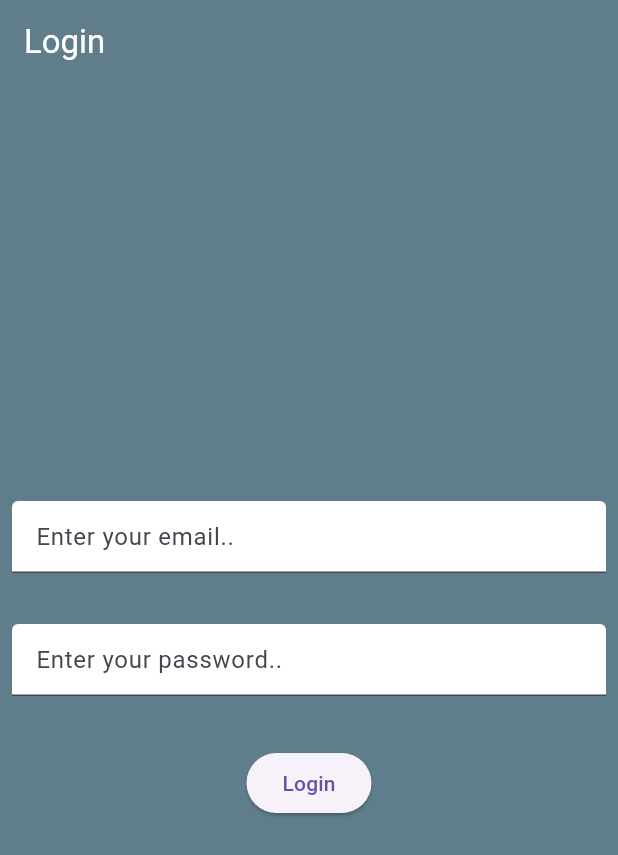
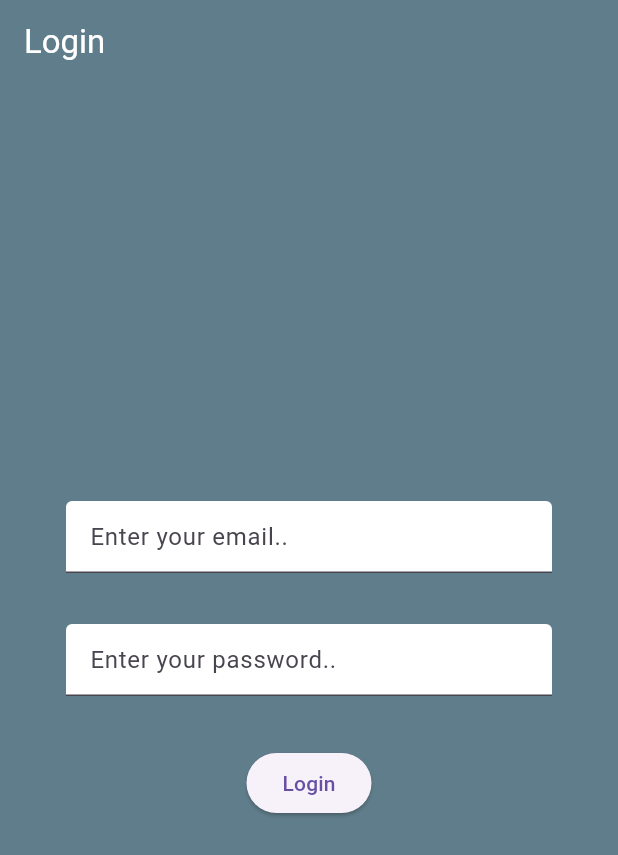
Before and after one commit to AfzazulZaman/gallery-app, a Flutter app: the screen it shows after launch, after a tap on the "person" icon, on a phone screen of 412 x 824 dp. Shown: the top 855 px of the screen. Run offline on Flutter 3.47's test engine with Material 3 defaults, Android fonts, the phone set to English and light mode, and no system bars; network calls fail.

Commit message:
login field updated

```diff
--- a/lib/createaccount.dart
+++ b/lib/createaccount.dart
@@ -48,7 +48,7 @@ class _CreateAccountState extends State<CreateAccount> {
         ),
         backgroundColor: Colors.blueGrey,
         body: Padding(
-          padding: const EdgeInsets.all(8.0),
+          padding: const EdgeInsets.all(44.0),
           child: Column(
             mainAxisAlignment: MainAxisAlignment.center,
             children: [
```
